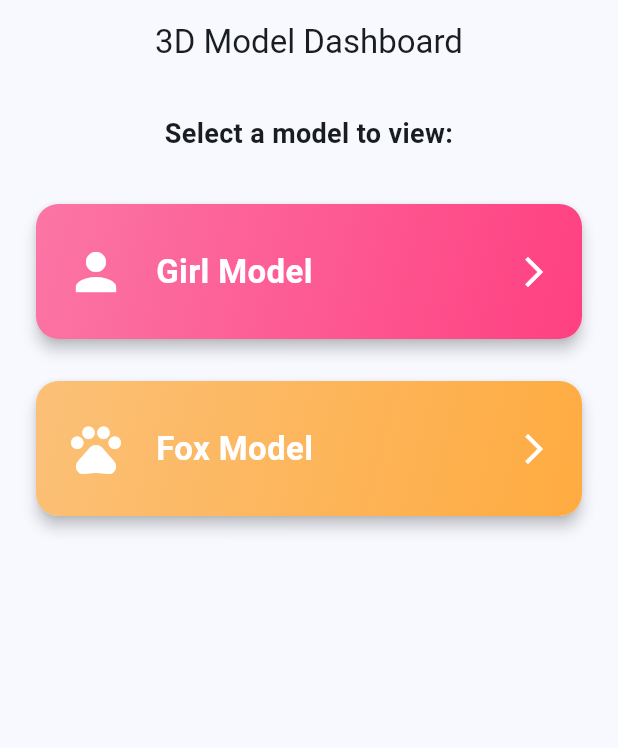
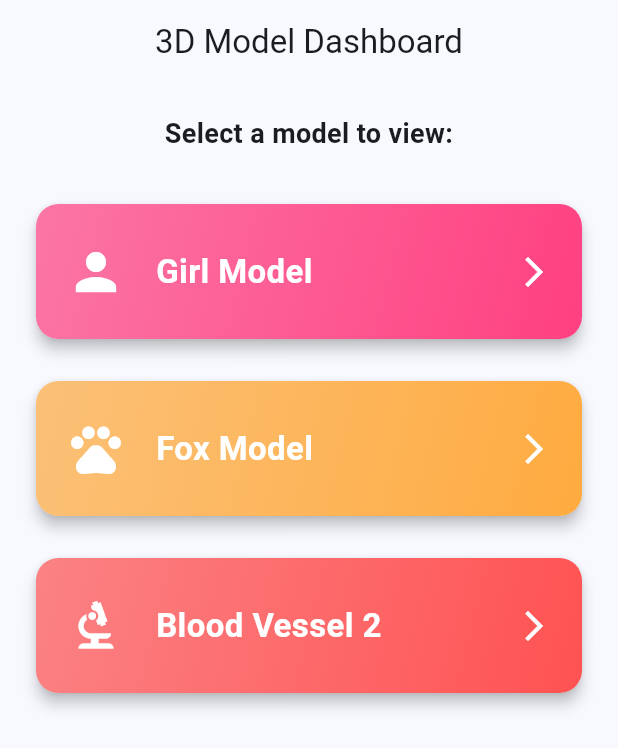
Before and after one commit to SyedAmirRaza-CT/threejs_poc, a Flutter app: the screen it shows after launch, on a phone screen of 412 x 824 dp. Shown: the top 748 px of the screen. Run offline on Flutter 3.47's test engine with Material 3 defaults, Android fonts, the phone set to English and light mode, and no system bars; missing offline and left inert: flutter_inappwebview.

Commit message:
Add blood vessel 3D model and update asset declarations

```diff
--- a/lib/dashboard_page.dart
+++ b/lib/dashboard_page.dart
@@ -40,6 +40,16 @@ class DashboardPage extends StatelessWidget {
               path: 'assets/animation/Fox.glb',
               zoom: 1.0,
               autoPlay: true, // Start fox playing
+            ),
+            const SizedBox(height: 20),
+            _buildModelCard(
+              context,
+              title: 'Blood Vessel 2',
+              icon: Icons.biotech,
+              color: Colors.redAccent,
+              path: 'assets/animation/blood_vesel.glb',
+              zoom: 1.0,
+              autoPlay: true,
             ),
           ],
         ),
--- a/pubspec.yaml
+++ b/pubspec.yaml
@@ -43,8 +43,7 @@ dev_dependencies:
 flutter:
   uses-material-design: true
   assets:
-    - assets/animation/girl.glb
-    - assets/animation/Fox.glb
+    - assets/animation/
     - assets/index.html
 
   # An image asset can refer to one or more resolution-specific "variants", see
```
Also changed, not shown: 1 other file.
